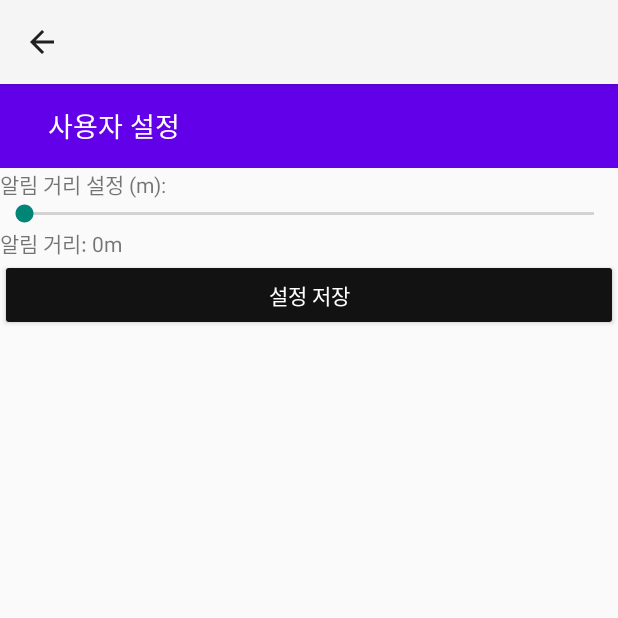
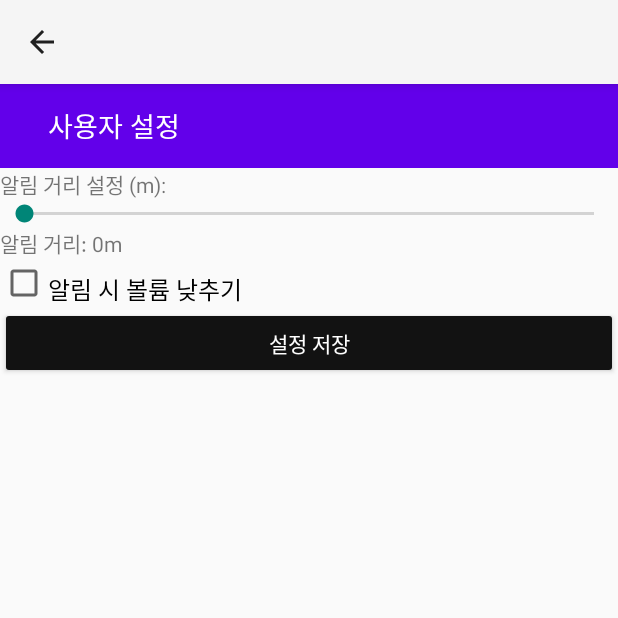
Before and after one commit to SmartUmbrella-Capstone/SmartUmbrella, an Android app: the SettingActivity screen opened directly, with no data from a screen before it, on a phone screen of 412 x 824 dp, the top half of it. Run offline under Robolectric (Android 15) with nearby library versions, the phone set to English and light mode, and no system bars; 1 statement that could not run was skipped.

Commit message:
커밋 메시지 작성

```diff
--- a/app/src/main/java/com/example/smartumbrella/DatabaseHelper.java
+++ b/app/src/main/java/com/example/smartumbrella/DatabaseHelper.java
@@ -10,7 +10,7 @@ import android.util.Log;
 public class DatabaseHelper extends SQLiteOpenHelper {
 
     private static final String DATABASE_NAME = "SmartUmbrella.db";
-    private static final int DATABASE_VERSION = 3; // 버전 업데이트
+    private static final int DATABASE_VERSION = 4; // 버전 업데이트
 
     // UserSetting 테이블
     private static final String TABLE_USER_SETTING = "UserSetting";
@@ -32,6 +32,7 @@ public class DatabaseHelper extends SQLiteOpenHelper {
             "latitude REAL NOT NULL, " +
             "longitude REAL NOT NULL" +
             ");";
+
     public DatabaseHelper(Context context) {
         super(context, DATABASE_NAME, null, DATABASE_VERSION);
     }
@@ -50,6 +51,10 @@ public class DatabaseHelper extends SQLiteOpenHelper {
         }
         if (oldVersion < 3) {
             db.execSQL("ALTER TABLE UserSetting ADD COLUMN location_enable INTEGER DEFAULT 0;");
+        }
+        if (oldVersion < 4) {
+            // 체크박스 상태를 저장할 컬럼 추가
+            db.execSQL("ALTER TABLE UserSetting ADD COLUMN check_box_state INTEGER DEFAULT 0;");
         }
     }
 
--- a/app/src/main/java/com/example/smartumbrella/SettingActivity.java
+++ b/app/src/main/java/com/example/smartumbrella/SettingActivity.java
@@ -13,6 +13,7 @@ public class SettingActivity extends AppCompatActivity {
     private SeekBar seekBarDistance;
     private TextView textViewDistance;
     private Button buttonSave;
+    private CheckBox checkBox;
     private DatabaseHelper dbHelper;
 
     @Override
@@ -53,8 +54,9 @@ public class SettingActivity extends AppCompatActivity {
         seekBarDistance = findViewById(R.id.seekBarDistance);
         textViewDistance = findViewById(R.id.textViewDistance);
         buttonSave = findViewById(R.id.buttonSave);
+        checkBox = findViewById(R.id.checkBoxLowerVolume);
 
-        // Initialize SeekBars
+        // Initialize SeekBar
         seekBarDistance.setMax(30);
 
         // SeekBar listeners
@@ -81,7 +83,7 @@ public class SettingActivity extends AppCompatActivity {
             try {
                 if (cursor.moveToFirst()) {
                     seekBarDistance.setProgress(cursor.getInt(cursor.getColumnIndexOrThrow("distance")));
-                    // Add interval processing logic if needed
+                    checkBox.setChecked(cursor.getInt(cursor.getColumnIndexOrThrow("check_box_state")) == 1);
                 }
             } finally {
                 cursor.close(); // Ensure the cursor is closed
@@ -95,11 +97,14 @@ public class SettingActivity extends AppCompatActivity {
     private void saveSettings() {
         ContentValues values = new ContentValues();
         values.put("distance", seekBarDistance.getProgress());
+        values.put("check_box_state", checkBox.isChecked() ? 1 : 0);
 
         dbHelper.saveUserSettings(values); // Use DatabaseHelper to save settings
 
         Toast.makeText(this, "설정이 저장되었습니다.", Toast.LENGTH_SHORT).show();
     }
+
+
 
     @Override
     public boolean onSupportNavigateUp() {
--- a/app/src/main/res/layout/activity_setting.xml
+++ b/app/src/main/res/layout/activity_setting.xml
@@ -41,14 +41,14 @@
         android:layout_height="wrap_content"
         android:text="알림 거리: 0m" />
 
-
-
-
-<!--    <TextView-->
-<!--        android:layout_width="wrap_content"-->
-<!--        android:layout_height="wrap_content"-->
-<!--        android:text="알림 주기 설정:" />-->
-
+    <!-- 볼륨 낮추기 체크박스 추가 -->
+    <CheckBox
+        android:id="@+id/checkBoxLowerVolume"
+        android:layout_width="wrap_content"
+        android:layout_height="wrap_content"
+        android:text="알림 시 볼륨 낮추기"
+        android:paddingTop="8dp"
+        android:textSize="16sp" />
 
     <Button
         android:id="@+id/buttonSave"
```
Also changed, not shown: app/src/main/java/com/example/smartumbrella/BLEManager.java (+19 -35 lines), app/src/main/java/com/example/smartumbrella/CallReceiver.java (+10 -2 lines), app/src/main/java/com/example/smartumbrella/SmsReceiver.java (+11 -3 lines).
